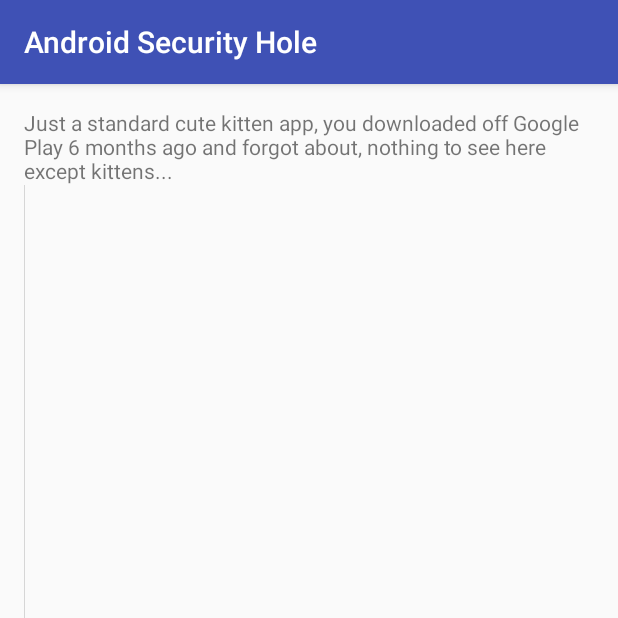
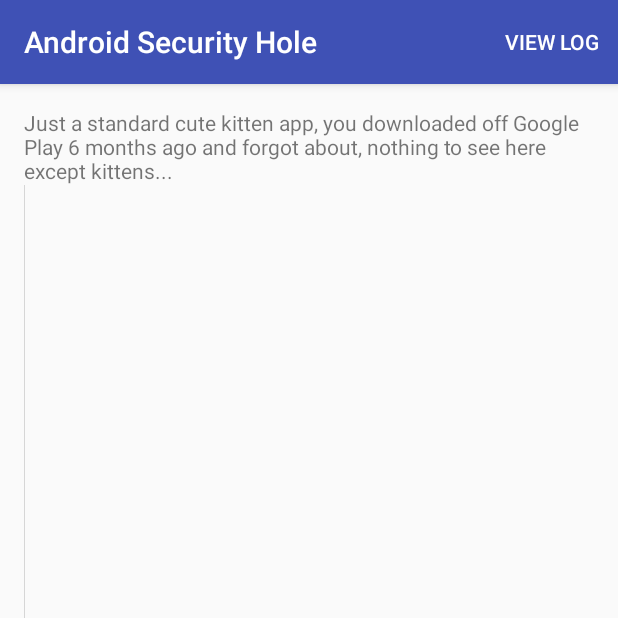
Before and after one commit to grepx/android-clipboard-security, an Android app: the screen it shows after launch (MainActivity), on a phone screen of 412 x 824 dp, the top half of it. Run offline under Robolectric (Android 15) with nearby library versions, the phone set to English and light mode, and no system bars; our stand-ins replace Picasso; pictures from the network do not load.

Commit message:
Refactor to use menu rather than button

```diff
--- a/app/src/main/java/com/grepx/androidsecurityhole/MainActivity.java
+++ b/app/src/main/java/com/grepx/androidsecurityhole/MainActivity.java
@@ -4,6 +4,7 @@ import android.content.Intent;
 import android.support.v7.app.AppCompatActivity;
 import android.os.Bundle;
 import android.view.Menu;
+import android.view.MenuItem;
 import android.view.View;
 import android.widget.Button;
 import android.widget.ImageView;
@@ -32,14 +33,22 @@ public class MainActivity extends AppCompatActivity {
         Picasso.with(this)
                 .load("http://i.imgur.com/9QkX4Jy.png")
                 .into(kitten3);
+    }
 
-        Button button = (Button) findViewById(R.id.button);
-        button.setOnClickListener(new View.OnClickListener() {
-            @Override
-            public void onClick(View v) {
-                Intent intent = new Intent(MainActivity.this, LogActivity.class);
-                startActivity(intent);
-            }
-        });
+
+    @Override
+    public boolean onCreateOptionsMenu(Menu menu) {
+        getMenuInflater().inflate(R.menu.menu_main, menu);
+        return true;
+    }
+
+    @Override
+    public boolean onOptionsItemSelected(MenuItem item) {
+        int id = item.getItemId();
+        if (id == R.id.action_view_log) {
+            Intent intent = new Intent(MainActivity.this, LogActivity.class);
+            startActivity(intent);
+        }
+        return super.onOptionsItemSelected(item);
     }
 }
--- a/app/src/main/res/layout/activity_main.xml
+++ b/app/src/main/res/layout/activity_main.xml
@@ -41,13 +41,5 @@
             android:layout_height="300dp"
             />
 
-
-        <Button
-            android:id="@+id/button"
-            android:layout_width="wrap_content"
-            android:layout_height="wrap_content"
-            android:layout_gravity="center"
-            android:text="Do not click here"/>
-
     </LinearLayout>
 </ScrollView>
--- /dev/null
+++ b/app/src/main/res/menu/menu_main.xml
@@ -0,0 +1,12 @@
+<menu xmlns:android="http://schemas.android.com/apk/res/android"
+      xmlns:app="http://schemas.android.com/apk/res-auto"
+      xmlns:tools="http://schemas.android.com/tools"
+      tools:context=".ui.MainActivity"
+    >
+    <item
+        android:id="@+id/action_view_log"
+        android:orderInCategory="100"
+        android:title="View Log"
+        app:showAsAction="always"
+        />
+</menu>
```
